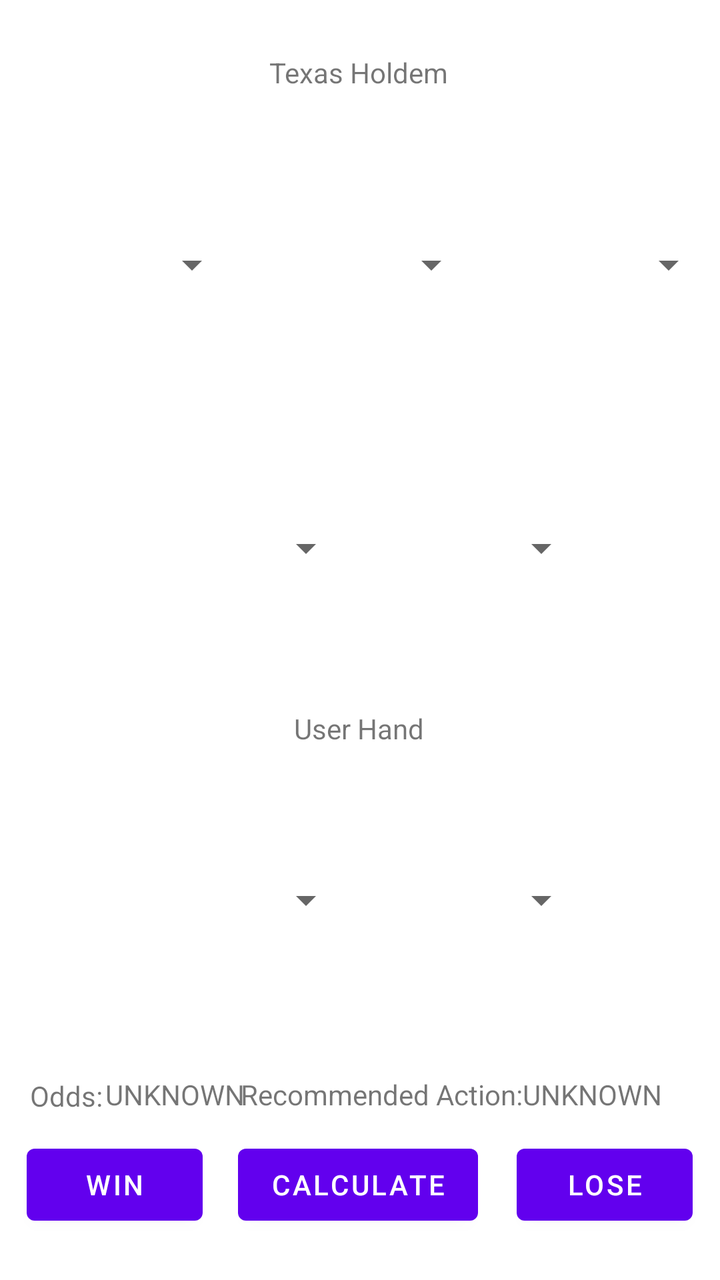
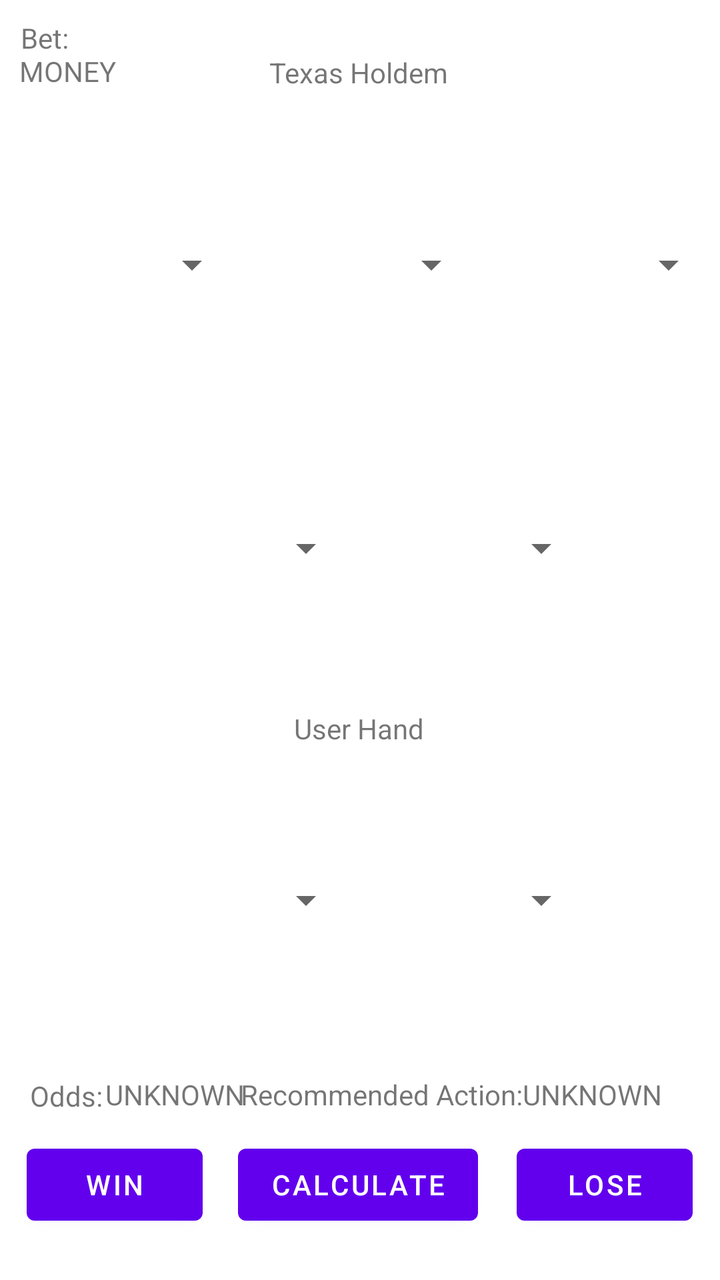

Before-and-after screenshots of an Android layout around one commit, followed by the original layout XML and the change that was made.
<!-- AndroidManifest.xml: application theme Theme.GamblingBadger -->
<!-- res/layout/fragment_texas_holdem.xml -->
<?xml version="1.0" encoding="utf-8"?>
<androidx.constraintlayout.widget.ConstraintLayout xmlns:android="http://schemas.android.com/apk/res/android"
    xmlns:app="http://schemas.android.com/apk/res-auto"
    xmlns:tools="http://schemas.android.com/tools"
    android:layout_width="match_parent"
    android:layout_height="match_parent"
    tools:context=".gamesession.texasholdem.TexasHoldemFragment">

    

    <TextView
        android:id="@+id/RecommendedAction_label"
        android:layout_width="wrap_content"
        android:layout_height="wrap_content"
        android:text="Recommended Action:"
        app:layout_constraintBottom_toBottomOf="parent"
        app:layout_constraintEnd_toEndOf="parent"
        app:layout_constraintHorizontal_bias="0.55"
        app:layout_constraintStart_toStartOf="parent"
        app:layout_constraintTop_toTopOf="parent"
        app:layout_constraintVertical_bias="0.866" />

    <TextView
        android:id="@+id/RecommendedAction_textview"
        android:layout_width="wrap_content"
        android:layout_height="wrap_content"
        android:text="UNKNOWN"
        app:layout_constraintBottom_toBottomOf="parent"
        app:layout_constraintEnd_toEndOf="parent"
        app:layout_constraintHorizontal_bias="0.9"
        app:layout_constraintStart_toStartOf="parent"
        app:layout_constraintTop_toTopOf="parent"
        app:layout_constraintVertical_bias="0.866" />

    <Button
        android:id="@+id/Lose_button_texasholdem"
        android:layout_width="wrap_content"
        android:layout_height="wrap_content"
        android:text="Lose"
        app:layout_constraintBottom_toBottomOf="parent"
        app:layout_constraintEnd_toEndOf="parent"
        app:layout_constraintHorizontal_bias="0.95"
        app:layout_constraintStart_toStartOf="parent"
        app:layout_constraintTop_toTopOf="parent"
        app:layout_constraintVertical_bias="0.96" />

    <Spinner
        android:id="@+id/texasholdem_spinner_dealerCard2"
        android:layout_width="120dp"
        android:layout_height="150dp"
        android:contentDescription="@string/temporary"
        android:dropDownWidth="100dp"
        app:layout_constraintBottom_toBottomOf="parent"
        app:layout_constraintEnd_toEndOf="parent"
        app:layout_constraintHorizontal_bias="0.498"
        app:layout_constraintStart_toStartOf="parent"
        app:layout_constraintTop_toTopOf="parent"
        app:layout_constraintVertical_bias="0.117" />

    <Spinner
        android:id="@+id/texasholdem_spinner_dealerCard4"
        android:layout_width="120dp"
        android:layout_height="150dp"
        android:contentDescription="@string/temporary"
        android:dropDownWidth="100dp"
        app:layout_constraintBottom_toBottomOf="parent"
        app:layout_constraintEnd_toEndOf="parent"
        app:layout_constraintHorizontal_bias="0.237"
        app:layout_constraintStart_toStartOf="parent"
        app:layout_constraintTop_toTopOf="parent"
        app:layout_constraintVertical_bias="0.406" />

    <Spinner
        android:id="@+id/texasholdem_spinner_userCard1"
        android:layout_width="120dp"
        android:layout_height="150dp"
        android:contentDescription="@string/temporary"
        android:dropDownWidth="100dp"
        app:layout_constraintBottom_toBottomOf="parent"
        app:layout_constraintEnd_toEndOf="parent"
        app:layout_constraintHorizontal_bias="0.237"
        app:layout_constraintStart_toStartOf="parent"
        app:layout_constraintTop_toTopOf="parent"
        app:layout_constraintVertical_bias="0.765" />

    <Spinner
        android:id="@+id/texasholdem_spinner_userCard2"
        android:layout_width="120dp"
        android:layout_height="150dp"
        android:contentDescription="@string/temporary"
        android:dropDownWidth="100dp"
        app:layout_constraintBottom_toBottomOf="parent"
        app:layout_constraintEnd_toEndOf="parent"
        app:layout_constraintHorizontal_bias="0.728"
        app:layout_constraintStart_toStartOf="parent"
        app:layout_constraintTop_toTopOf="parent"
        app:layout_constraintVertical_bias="0.765" />

    <Spinner
        android:id="@+id/texasholdem_spinner_dealerCard3"
        android:layout_width="120dp"
        android:layout_height="150dp"
        android:contentDescription="@string/temporary"
        android:dropDownWidth="100dp"
        app:layout_constraintBottom_toBottomOf="parent"
        app:layout_constraintEnd_toEndOf="parent"
        app:layout_constraintHorizontal_bias="0.993"
        app:layout_constraintStart_toStartOf="parent"
        app:layout_constraintTop_toTopOf="parent"
        app:layout_constraintVertical_bias="0.117" />

    <Spinner
        android:id="@+id/texasholdem_spinner_dealerCard5"
        android:layout_width="120dp"
        android:layout_height="150dp"
        android:contentDescription="@string/temporary"
        android:dropDownWidth="100dp"
        app:layout_constraintBottom_toBottomOf="parent"
        app:layout_constraintEnd_toEndOf="parent"
        app:layout_constraintHorizontal_bias="0.728"
        app:layout_constraintStart_toStartOf="parent"
        app:layout_constraintTop_toTopOf="parent"
        app:layout_constraintVertical_bias="0.406" />

    <Spinner
        android:id="@+id/texasholdem_spinner_dealerCard1"
        android:layout_width="120dp"
        android:layout_height="150dp"
        android:contentDescription="@string/temporary"
        android:dropDownWidth="100dp"
        app:layout_constraintBottom_toBottomOf="parent"
        app:layout_constraintEnd_toEndOf="parent"
        app:layout_constraintHorizontal_bias="0.0"
        app:layout_constraintStart_toStartOf="parent"
        app:layout_constraintTop_toTopOf="parent"
        app:layout_constraintVertical_bias="0.117" />

    <TextView
        android:id="@+id/Texas_title"
        android:layout_width="wrap_content"
        android:layout_height="wrap_content"
        android:text="Texas Holdem"
        app:layout_constraintBottom_toBottomOf="parent"
        app:layout_constraintEnd_toEndOf="parent"
        app:layout_constraintHorizontal_bias="0.498"
        app:layout_constraintStart_toStartOf="parent"
        app:layout_constraintTop_toTopOf="parent"
        app:layout_constraintVertical_bias="0.043" />

    <Button
        android:id="@+id/Calculate_button_texasholdem"
        android:layout_width="wrap_content"
        android:layout_height="wrap_content"
        android:text="Calculate"
        app:layout_constraintBottom_toBottomOf="parent"
        app:layout_constraintEnd_toEndOf="parent"
        app:layout_constraintHorizontal_bias="0.496"
        app:layout_constraintStart_toStartOf="parent"
        app:layout_constraintTop_toTopOf="parent"
        app:layout_constraintVertical_bias="0.96" />

    <Button
        android:id="@+id/Win_button_texasholdem"
        android:layout_width="wrap_content"
        android:layout_height="wrap_content"
        android:text="Win"
        app:layout_constraintBottom_toBottomOf="parent"
        app:layout_constraintEnd_toEndOf="parent"
        app:layout_constraintHorizontal_bias="0.049"
        app:layout_constraintStart_toStartOf="parent"
        app:layout_constraintTop_toTopOf="parent"
        app:layout_constraintVertical_bias="0.96" />

    <TextView
        android:id="@+id/Userhand_label"
        android:layout_width="wrap_content"
        android:layout_height="wrap_content"
        android:text="User Hand"
        app:layout_constraintBottom_toBottomOf="parent"
        app:layout_constraintEnd_toEndOf="parent"
        app:layout_constraintHorizontal_bias="0.498"
        app:layout_constraintStart_toStartOf="parent"
        app:layout_constraintTop_toTopOf="parent"
        app:layout_constraintVertical_bias="0.571" />

    <TextView
        android:id="@+id/Odds_label"
        android:layout_width="wrap_content"
        android:layout_height="wrap_content"
        android:text="Odds:"
        app:layout_constraintBottom_toBottomOf="parent"
        app:layout_constraintEnd_toEndOf="parent"
        app:layout_constraintHorizontal_bias="0.046"
        app:layout_constraintStart_toStartOf="parent"
        app:layout_constraintTop_toTopOf="parent"
        app:layout_constraintVertical_bias="0.867" />

    <TextView
        android:id="@+id/Odds_texview"
        android:layout_width="wrap_content"
        android:layout_height="wrap_content"
        android:text="UNKNOWN"
        app:layout_constraintBottom_toBottomOf="parent"
        app:layout_constraintEnd_toEndOf="parent"
        app:layout_constraintHorizontal_bias="0.181"
        app:layout_constraintStart_toStartOf="parent"
        app:layout_constraintTop_toTopOf="parent"
        app:layout_constraintVertical_bias="0.866" />

</androidx.constraintlayout.widget.ConstraintLayout>
<!-- resources referenced by this layout -->
<resources>
  <string name="temporary">TEMP</string>
  <style name="Theme.GamblingBadger" parent="Theme.MaterialComponents.DayNight.DarkActionBar">
          
          <item name="colorPrimary">@color/purple_500</item>
          <item name="colorPrimaryVariant">@color/purple_700</item>
          <item name="colorOnPrimary">@color/white</item>
          
          <item name="colorSecondary">@color/teal_200</item>
          <item name="colorSecondaryVariant">@color/teal_700</item>
          <item name="colorOnSecondary">@color/black</item>
          
          <item name="android:statusBarColor" tools:targetApi="l">?attr/colorPrimaryVariant</item>
          
      </style>
  <color name="purple_500">#FF6200EE</color>
  <color name="purple_700">#FF3700B3</color>
  <color name="white">#FFFFFFFF</color>
  <color name="teal_200">#FF03DAC5</color>
  <color name="teal_700">#FF018786</color>
  <color name="black">#FF000000</color>
</resources>

<!-- the commit's change to res/layout/fragment_texas_holdem.xml (unified diff, before → after) -->
@@ -21,7 +21,7 @@
         app:layout_constraintVertical_bias="0.866" />
 
     <TextView
-        android:id="@+id/RecommendedAction_textview"
+        android:id="@+id/RecommendedAction_textview_TexasHoldem"
         android:layout_width="wrap_content"
         android:layout_height="wrap_content"
         android:text="UNKNOWN"
@@ -196,7 +196,7 @@
         app:layout_constraintVertical_bias="0.867" />
 
     <TextView
-        android:id="@+id/Odds_texview"
+        android:id="@+id/Odds_textview_TexasHoldem"
         android:layout_width="wrap_content"
         android:layout_height="wrap_content"
         android:text="UNKNOWN"
@@ -207,4 +207,28 @@
         app:layout_constraintTop_toTopOf="parent"
         app:layout_constraintVertical_bias="0.866" />
 
+    <TextView
+        android:id="@+id/Bet_label_Texasholdem"
+        android:layout_width="wrap_content"
+        android:layout_height="wrap_content"
+        android:text="Bet:"
+        app:layout_constraintBottom_toBottomOf="parent"
+        app:layout_constraintEnd_toEndOf="parent"
+        app:layout_constraintHorizontal_bias="0.031"
+        app:layout_constraintStart_toStartOf="parent"
+        app:layout_constraintTop_toTopOf="parent"
+        app:layout_constraintVertical_bias="0.015" />
+
+    <TextView
+        android:id="@+id/bet_textview_Texasholdem"
+        android:layout_width="wrap_content"
+        android:layout_height="wrap_content"
+        android:text="MONEY"
+        app:layout_constraintBottom_toBottomOf="parent"
+        app:layout_constraintEnd_toEndOf="parent"
+        app:layout_constraintHorizontal_bias="0.031"
+        app:layout_constraintStart_toStartOf="parent"
+        app:layout_constraintTop_toTopOf="parent"
+        app:layout_constraintVertical_bias="0.042" />
+
 </androidx.constraintlayout.widget.ConstraintLayout>
